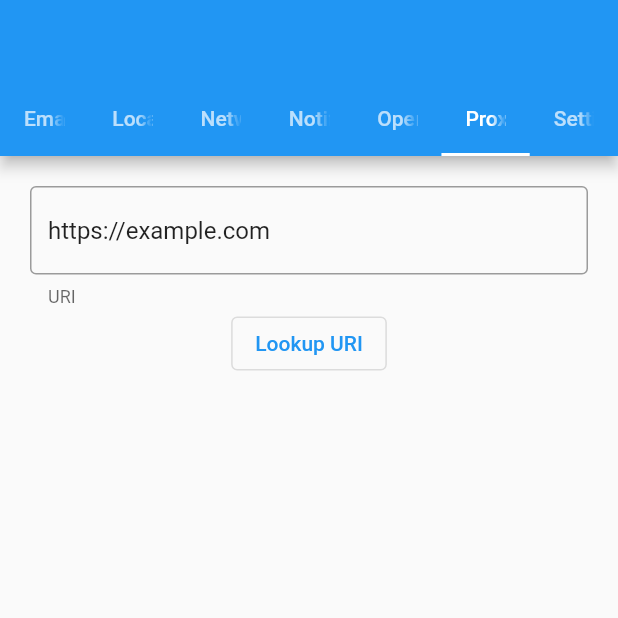
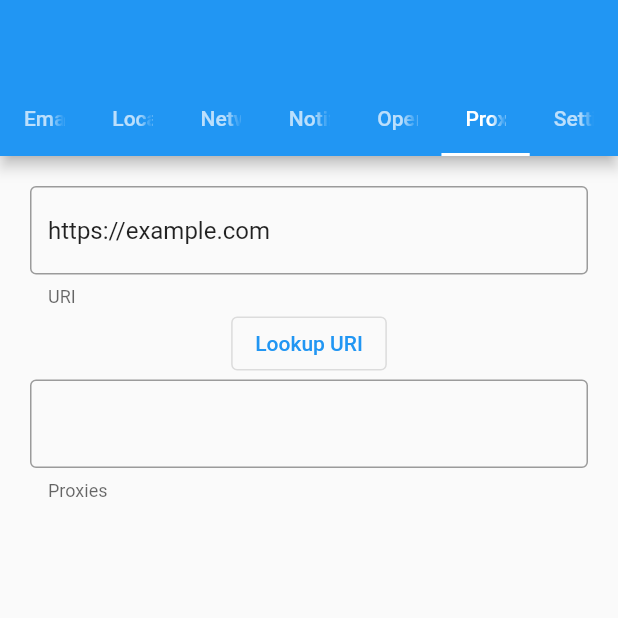
Before and after one commit to robert-ancell/flutter_portal_test, a Flutter app: the screen it shows after launch, tab 6 chosen, after a tap on "Lookup URI", on a phone screen of 412 x 824 dp, the top half of it. Run offline on Flutter 3.47's test engine with Material 2 defaults, Android fonts, the phone set to English and light mode, and no system bars; missing offline and left inert: xdg_desktop_portal.

Commit message:
Use TextField for results

```diff
--- a/lib/main.dart
+++ b/lib/main.dart
@@ -273,8 +273,7 @@ class ProxyResolverPage extends StatefulWidget {
 
 class ProxyResolverPageState extends State<ProxyResolverPage> {
   final _uriController = TextEditingController(text: 'https://example.com');
-
-  String _lookupResult = '';
+  final _resultController = TextEditingController();
 
   ProxyResolverPageState();
 
@@ -293,13 +292,21 @@ class ProxyResolverPageState extends State<ProxyResolverPage> {
           ),
           OutlinedButton(
             onPressed: () async {
-              var uris =
+              _resultController.text = '';
+              var proxies =
                   await widget.portal.proxyResolver.lookup(_uriController.text);
-              setState(() => _lookupResult = uris.join(', '));
+              _resultController.text = proxies.join(', ');
             },
             child: const Text('Lookup URI'),
           ),
-          Text(_lookupResult),
+          TextField(
+            readOnly: true,
+            controller: _resultController,
+            decoration: InputDecoration(
+              helperText: 'Proxies',
+              border: OutlineInputBorder(),
+            ),
+          ),
         ],
       ),
     );
@@ -320,8 +327,7 @@ class SettingsPageState extends State<SettingsPage> {
   final _namespaceController =
       TextEditingController(text: 'org.gnome.desktop.interface');
   final _keyController = TextEditingController(text: 'font-name');
-
-  String _settingsValue = '';
+  final _valueController = TextEditingController();
 
   SettingsPageState();
 
@@ -347,13 +353,21 @@ class SettingsPageState extends State<SettingsPage> {
           ),
           OutlinedButton(
             onPressed: () async {
+              _valueController.text = '';
               var value = await widget.portal.settings
                   .read(_namespaceController.text, _keyController.text);
-              setState(() => _settingsValue = '${value.toNative()}');
+              _valueController.text = '${value.toNative()}';
             },
             child: const Text('Read Setting'),
           ),
-          Text(_settingsValue),
+          TextField(
+            readOnly: true,
+            controller: _valueController,
+            decoration: InputDecoration(
+              helperText: 'Value',
+              border: OutlineInputBorder(),
+            ),
+          ),
         ],
       ),
     );
```
